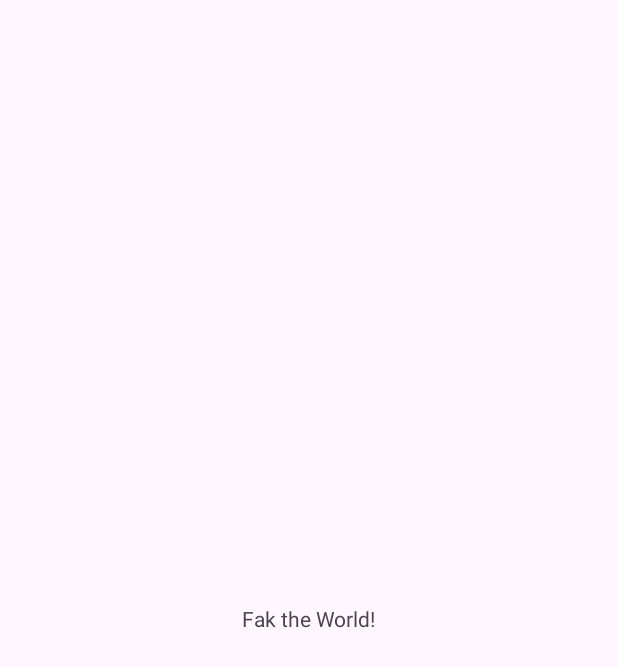
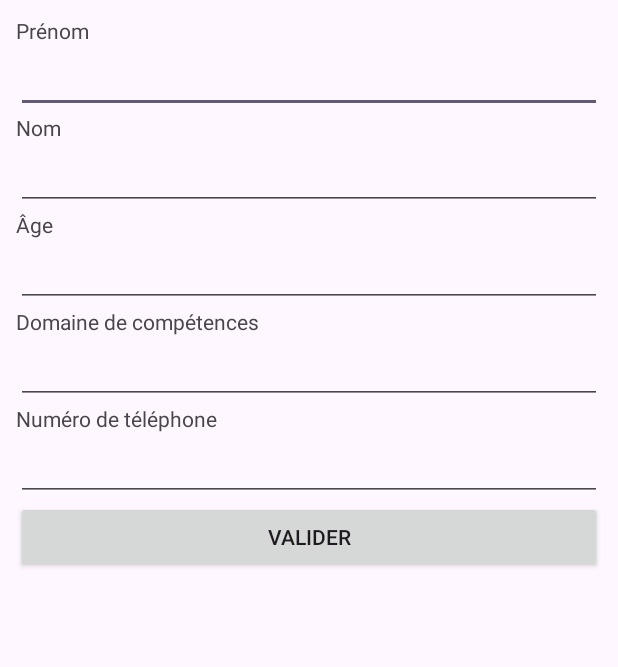
Before and after one commit to AmaraRafik/TP1.1, an Android app: the screen it shows after launch (MainActivity), on a phone screen of 412 x 824 dp. Before the commit the part shown is almost empty. Shown: the top 667 px of the screen. Run offline under Robolectric (Android 15) with nearby library versions, the phone set to English and light mode, and no system bars.

Commit message:
exo 3 push

```diff
--- a/app/src/main/java/com/example/myapplication/MainActivity.java
+++ b/app/src/main/java/com/example/myapplication/MainActivity.java
@@ -1,24 +1,63 @@
 package com.example.myapplication;
 
 import android.os.Bundle;
-
-import androidx.activity.EdgeToEdge;
+import android.widget.Button;
+import android.widget.EditText;
+import android.widget.LinearLayout;
+import android.widget.TextView;
 import androidx.appcompat.app.AppCompatActivity;
-import androidx.core.graphics.Insets;
-import androidx.core.view.ViewCompat;
-import androidx.core.view.WindowInsetsCompat;
 
 public class MainActivity extends AppCompatActivity {
 
     @Override
     protected void onCreate(Bundle savedInstanceState) {
         super.onCreate(savedInstanceState);
-        EdgeToEdge.enable(this);
-        setContentView(R.layout.activity_main);
-        ViewCompat.setOnApplyWindowInsetsListener(findViewById(R.id.main), (v, insets) -> {
-            Insets systemBars = insets.getInsets(WindowInsetsCompat.Type.systemBars());
-            v.setPadding(systemBars.left, systemBars.top, systemBars.right, systemBars.bottom);
-            return insets;
-        });
+
+        LinearLayout layout = new LinearLayout(this);
+        layout.setOrientation(LinearLayout.VERTICAL);
+        layout.setPadding(16, 16, 16, 16);
+
+        TextView labelFirstName = new TextView(this);
+        labelFirstName.setText("Prénom");
+        layout.addView(labelFirstName);
+
+        EditText firstName = new EditText(this);
+        layout.addView(firstName);
+
+        TextView labelLastName = new TextView(this);
+        labelLastName.setText("Nom");
+        layout.addView(labelLastName);
+
+        EditText lastName = new EditText(this);
+        layout.addView(lastName);
+
+        TextView labelAge = new TextView(this);
+        labelAge.setText("Âge");
+        layout.addView(labelAge);
+
+        EditText age = new EditText(this);
+        age.setInputType(android.text.InputType.TYPE_CLASS_NUMBER);
+        layout.addView(age);
+
+        TextView labelSkill = new TextView(this);
+        labelSkill.setText("Domaine de compétences");
+        layout.addView(labelSkill);
+
+        EditText skill = new EditText(this);
+        layout.addView(skill);
+
+        TextView labelPhone = new TextView(this);
+        labelPhone.setText("Numéro de téléphone");
+        layout.addView(labelPhone);
+
+        EditText phone = new EditText(this);
+        phone.setInputType(android.text.InputType.TYPE_CLASS_PHONE);
+        layout.addView(phone);
+
+        Button submitButton = new Button(this);
+        submitButton.setText("Valider");
+        layout.addView(submitButton);
+
+        setContentView(layout);
     }
 }
```
Also changed, not shown: app/src/main/res/layout/activity_main.xml (+63 -11 lines).
